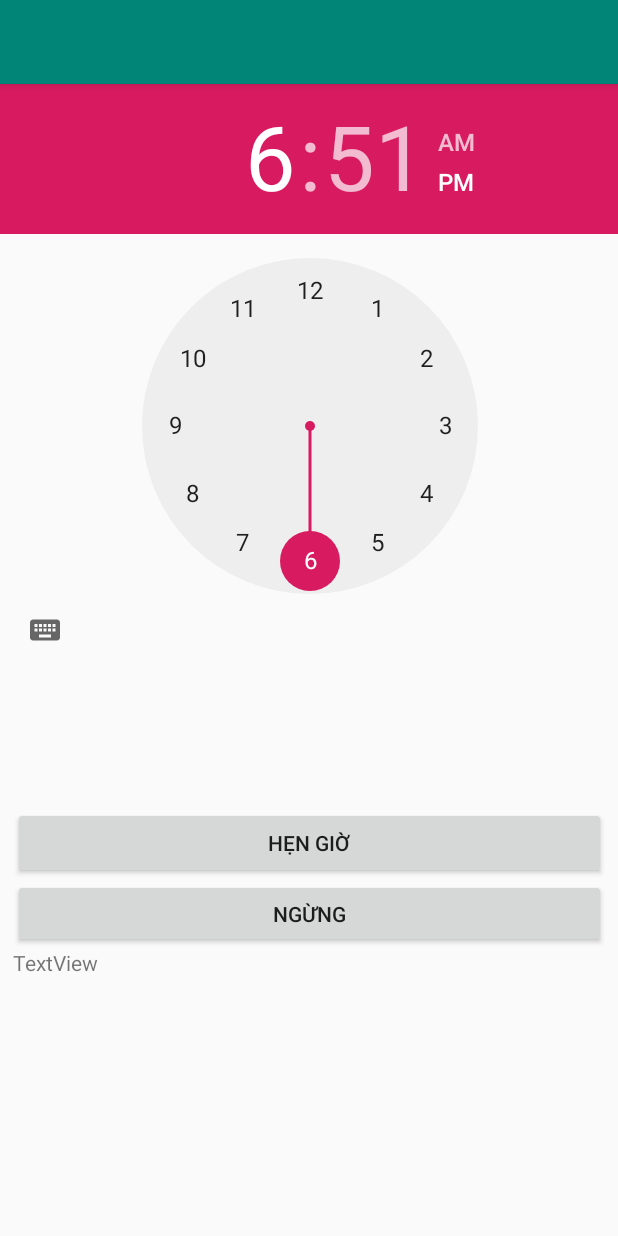
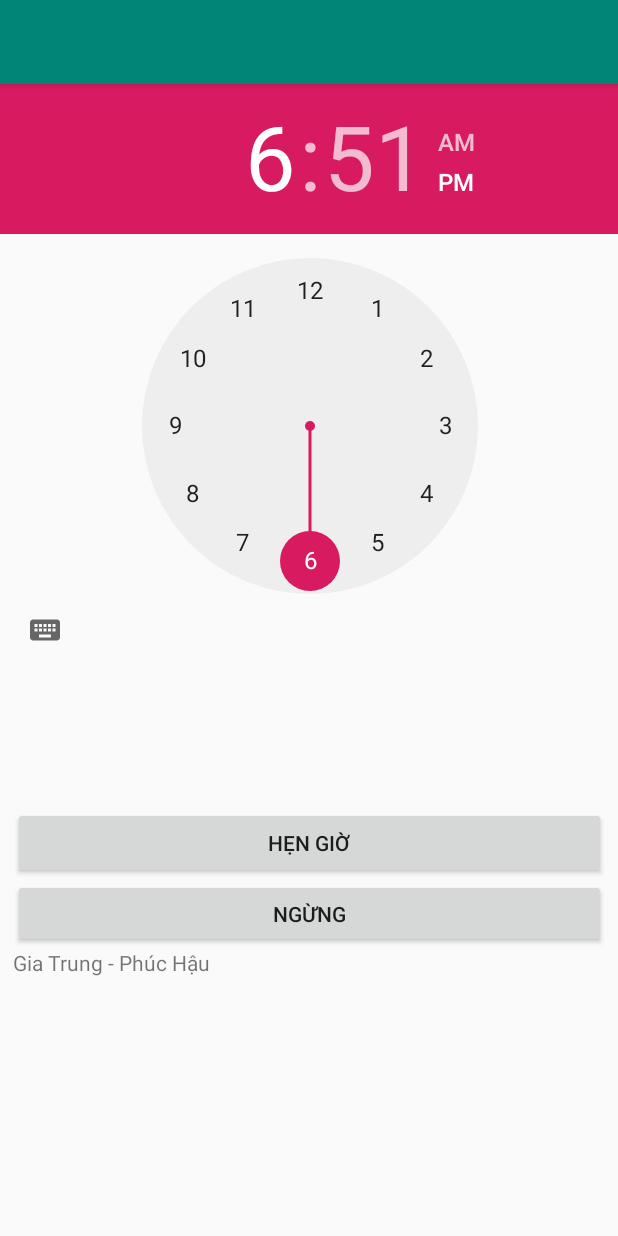
Before and after one commit to baothuc/AppBaoThuc, an Android app: the screen it shows after launch (MainActivity), on a phone screen of 412 x 824 dp. Run offline under Robolectric (Android 15) with nearby library versions, the phone set to English and light mode, and no system bars.

Commit message:
Sua text roi nha

```diff
--- a/app/src/main/res/layout/activity_main.xml
+++ b/app/src/main/res/layout/activity_main.xml
@@ -49,7 +49,7 @@
             android:id="@+id/txtHienThi"
             android:layout_width="145dp"
             android:layout_height="23dp"
-            android:text="TextView"
+            android:text="Gia Trung - Phúc Hậu"
             tools:layout_editor_absoluteX="195dp"
             tools:layout_editor_absoluteY="504dp" />
     </TableLayout>
```
